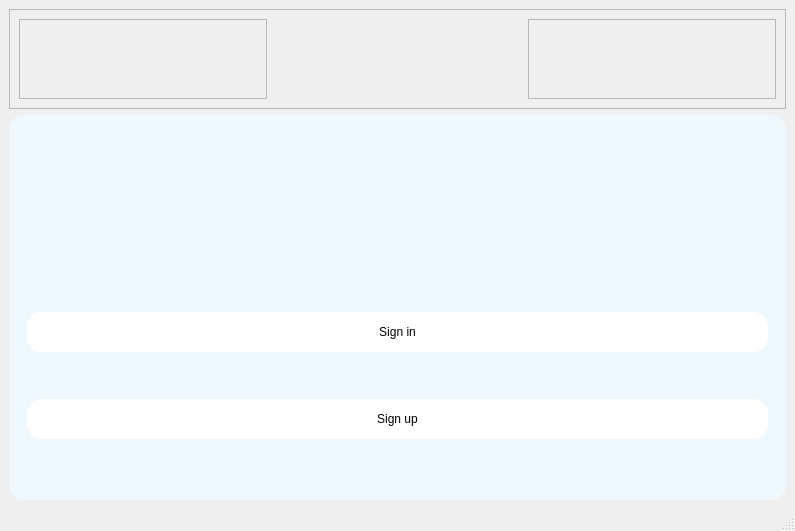
Before: the Qt Designer form KOMUNIKATOR-QSQLITE/mainwindow.ui in Erdevis/KOMUNIKATOR, drawn with Qt 5.
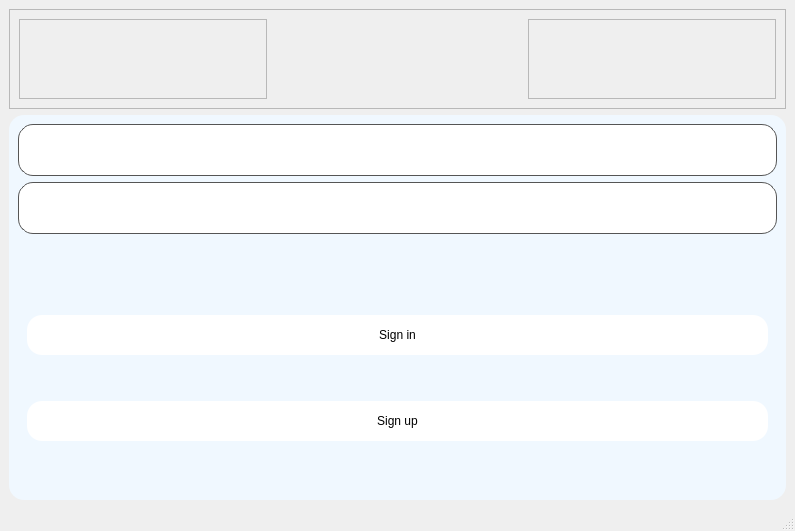
After: the same form once the commit is applied.

The edit to the form file:
```diff
--- a/KOMUNIKATOR-QSQLITE/mainwindow.ui
+++ b/KOMUNIKATOR-QSQLITE/mainwindow.ui
@@ -41,9 +41,27 @@
          <property name="minimumSize">
           <size>
            <width>0</width>
-           <height>50</height>
+           <height>52</height>
           </size>
          </property>
+         <property name="styleSheet">
+          <string notr="true">QLineEdit {
+    background-color: #ffffff; /* Kolor tła - biały */
+    color: #000000; /* Kolor tekstu - czarny */
+    border: 1px solid #555555; /* Grubość i kolor obramowania */
+    border-radius: 15px; /* Zaokrąglenie rogów - dostosuj według potrzeb */
+    padding: 10px; /* Wewnętrzny odstęp */
+    font-family: Arial, sans-serif; /* Rodzina czcionek */
+    font-size: 12pt; /* Rozmiar czcionki */
+    line-height: 1.5; /* Wysokość linii dla odstępu między wierszami */
+    min-height: 30px; /* Minimalna wysokość pola */
+}
+
+QLineEdit:focus {
+    border: 2px solid #1e90ff; /* Grubość i kolor obramowania po aktywacji - niebieski */
+    outline: none; /* Wyłączanie podświetlenia po aktywacji */
+}</string>
+         </property>
         </widget>
        </item>
        <item>
@@ -51,9 +69,27 @@
          <property name="minimumSize">
           <size>
            <width>0</width>
-           <height>50</height>
+           <height>52</height>
           </size>
          </property>
+         <property name="styleSheet">
+          <string notr="true">QLineEdit {
+    background-color: #ffffff; /* Kolor tła - biały */
+    color: #000000; /* Kolor tekstu - czarny */
+    border: 1px solid #555555; /* Grubość i kolor obramowania */
+    border-radius: 15px; /* Zaokrąglenie rogów - dostosuj według potrzeb */
+    padding: 10px; /* Wewnętrzny odstęp */
+    font-family: Arial, sans-serif; /* Rodzina czcionek */
+    font-size: 12pt; /* Rozmiar czcionki */
+    line-height: 1.5; /* Wysokość linii dla odstępu między wierszami */
+    min-height: 30px; /* Minimalna wysokość pola */
+}
+
+QLineEdit:focus {
+    border: 2px solid #1e90ff; /* Grubość i kolor obramowania po aktywacji - niebieski */
+    outline: none; /* Wyłączanie podświetlenia po aktywacji */
+}</string>
+         </property>
         </widget>
        </item>
        <item>
```
